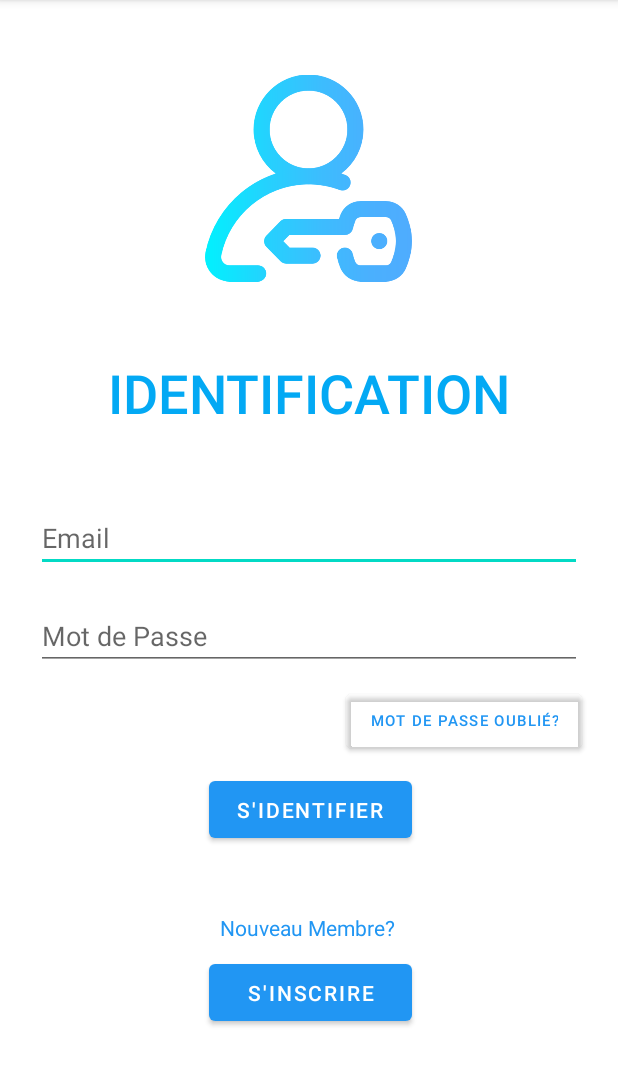
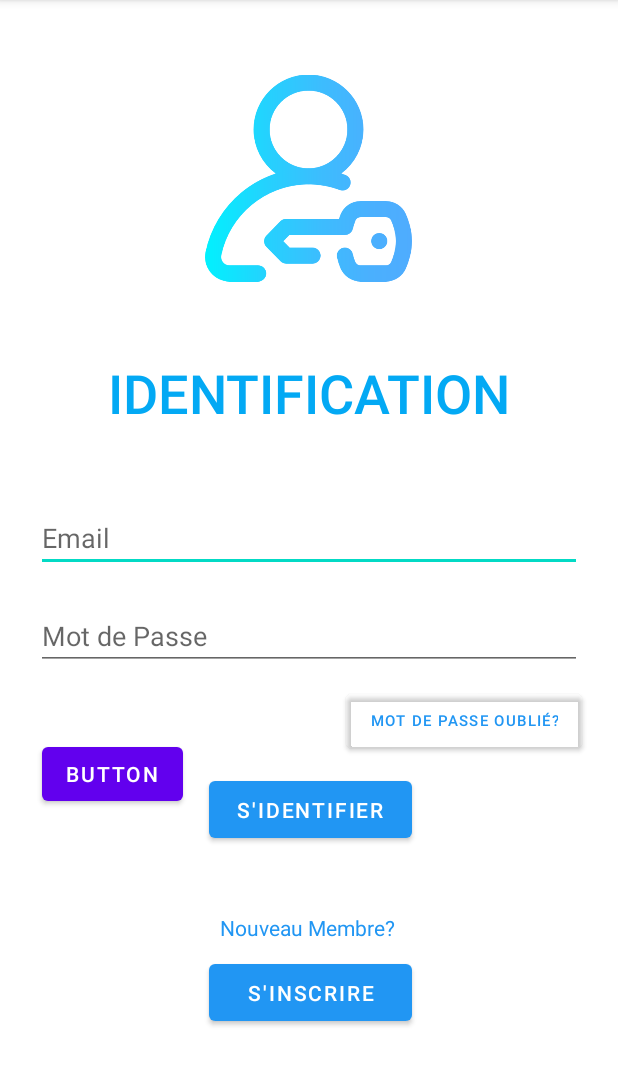
Before and after one commit to mrxrobotn/radiomonastir, an Android app: the screen it shows after launch (MainActivity), on a phone screen of 412 x 824 dp, the part 84-1170 px from its top. Run offline under Robolectric (Android 15) with nearby library versions, the phone set to English and light mode, and no system bars.

Commit message:
modifier mainactivity

```diff
--- a/app/src/main/res/layout/activity_main.xml
+++ b/app/src/main/res/layout/activity_main.xml
@@ -137,5 +137,21 @@
         app:layout_constraintHorizontal_bias="0.497"
         app:layout_constraintStart_toStartOf="parent"
         app:layout_constraintTop_toBottomOf="@+id/button" />
+
+    <Button
+        android:id="@+id/button5"
+        android:layout_width="wrap_content"
+        android:layout_height="wrap_content"
+        android:layout_marginStart="28dp"
+        android:layout_marginLeft="28dp"
+        android:layout_marginTop="45dp"
+        android:layout_marginEnd="18dp"
+        android:layout_marginRight="18dp"
+        android:layout_marginBottom="147dp"
+        android:text="Button"
+        app:layout_constraintBottom_toBottomOf="parent"
+        app:layout_constraintEnd_toStartOf="@+id/button"
+        app:layout_constraintStart_toStartOf="parent"
+        app:layout_constraintTop_toBottomOf="@+id/editTextTextPassword" />
 </androidx.constraintlayout.widget.ConstraintLayout>
 </ScrollView>
```
